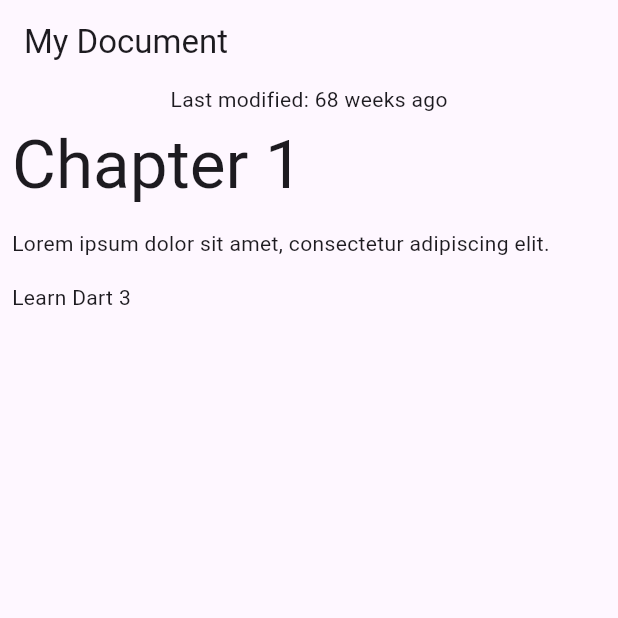
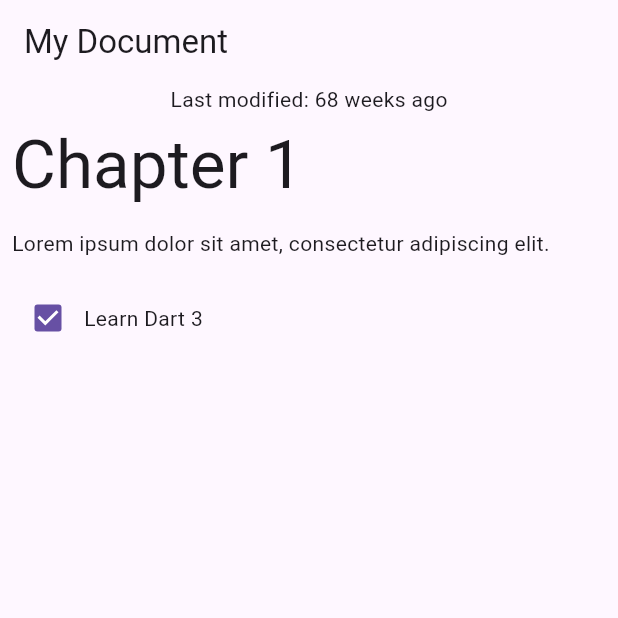
Before and after one commit to nguyendinhnhan/codelabs-dart-patterns-records, a Flutter app: the screen it shows after launch, on a phone screen of 412 x 824 dp, the top half of it. Run offline on Flutter 3.47's test engine with Material 3 defaults, Android fonts, the phone set to English and light mode, and no system bars.

```diff
--- a/lib/data.dart
+++ b/lib/data.dart
@@ -28,18 +28,34 @@ class Document {
   }
 }
 
-class Block {
-  final String type;
+sealed class Block {
+  Block();
+
+  factory Block.fromJson(Map<String, Object?> json) {
+    return switch (json) {
+      {'type': 'h1', 'text': String text} => HeaderBlock(text),
+      {'type': 'p', 'text': String text} => ParagraphBlock(text),
+      {'type': 'checkbox', 'text': String text, 'checked': bool checked} =>
+        CheckboxBlock(text, checked),
+      _ => throw const FormatException('Unexpected JSON format'),
+    };
+  }
+}
+
+class HeaderBlock extends Block {
   final String text;
-  Block(this.type, this.text);
+  HeaderBlock(this.text);
+}
 
-  factory Block.fromJson(Map<String, dynamic> json) {
-    if (json case {'type': final type, 'text': final text}) {
-      return Block(type, text);
-    } else {
-      throw const FormatException('Unexpected JSON format');
-    }
-  }
+class ParagraphBlock extends Block {
+  final String text;
+  ParagraphBlock(this.text);
+}
+
+class CheckboxBlock extends Block {
+  final String text;
+  final bool isChecked;
+  CheckboxBlock(this.text, this.isChecked);
 }
 
 const documentJson = '''
@@ -59,7 +75,7 @@ const documentJson = '''
     },
     {
       "type": "checkbox",
-      "checked": false,
+      "checked": true,
       "text": "Learn Dart 3"
     }
   ]
--- a/lib/main.dart
+++ b/lib/main.dart
@@ -65,19 +65,21 @@ class BlockWidget extends StatelessWidget {
 
   @override
   Widget build(BuildContext context) {
-    TextStyle? textStyle;
-    textStyle = switch (block.type) {
-      'h1' => Theme.of(context).textTheme.displayMedium,
-      'p' || 'checkbox' => Theme.of(context).textTheme.bodyMedium,
-      _ => Theme.of(context).textTheme.bodySmall
-    };
-
     return Container(
       margin: const EdgeInsets.all(8),
-      child: Text(
-        block.text,
-        style: textStyle,
-      ),
+      child: switch (block) {
+        HeaderBlock(:final text) => Text(
+            text,
+            style: Theme.of(context).textTheme.displayMedium,
+          ),
+        ParagraphBlock(:final text) => Text(text),
+        CheckboxBlock(:final text, :final isChecked) => Row(
+            children: [
+              Checkbox(value: isChecked, onChanged: (_) {}),
+              Text(text),
+            ],
+          ),
+      },
     );
   }
 }
```
